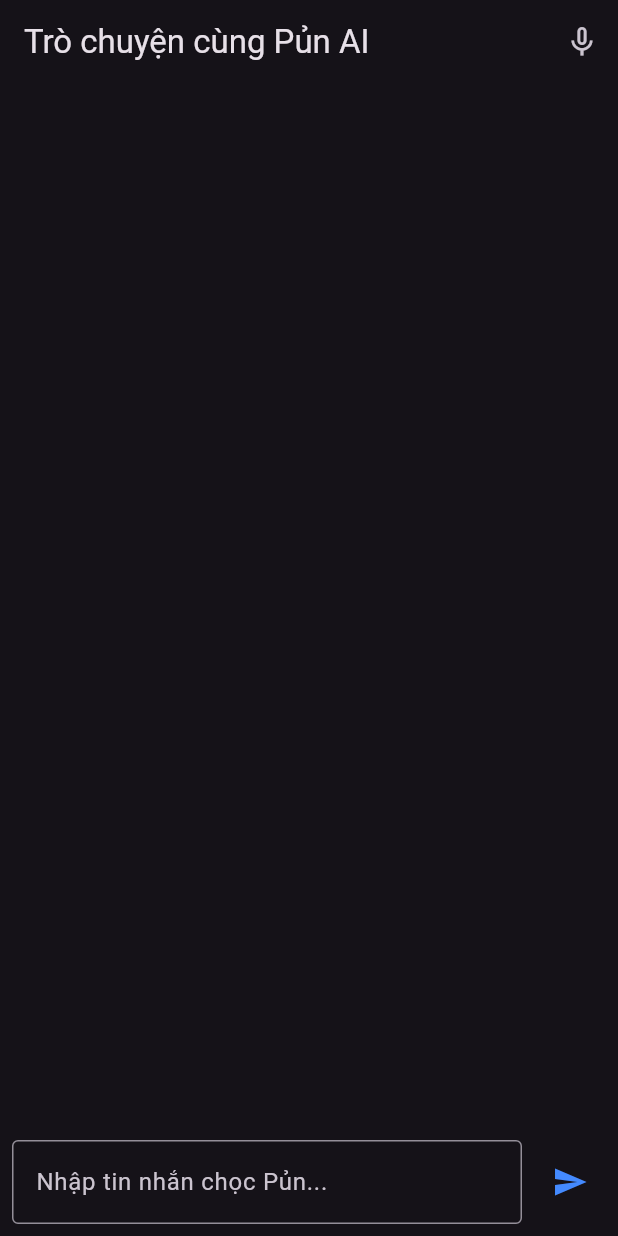
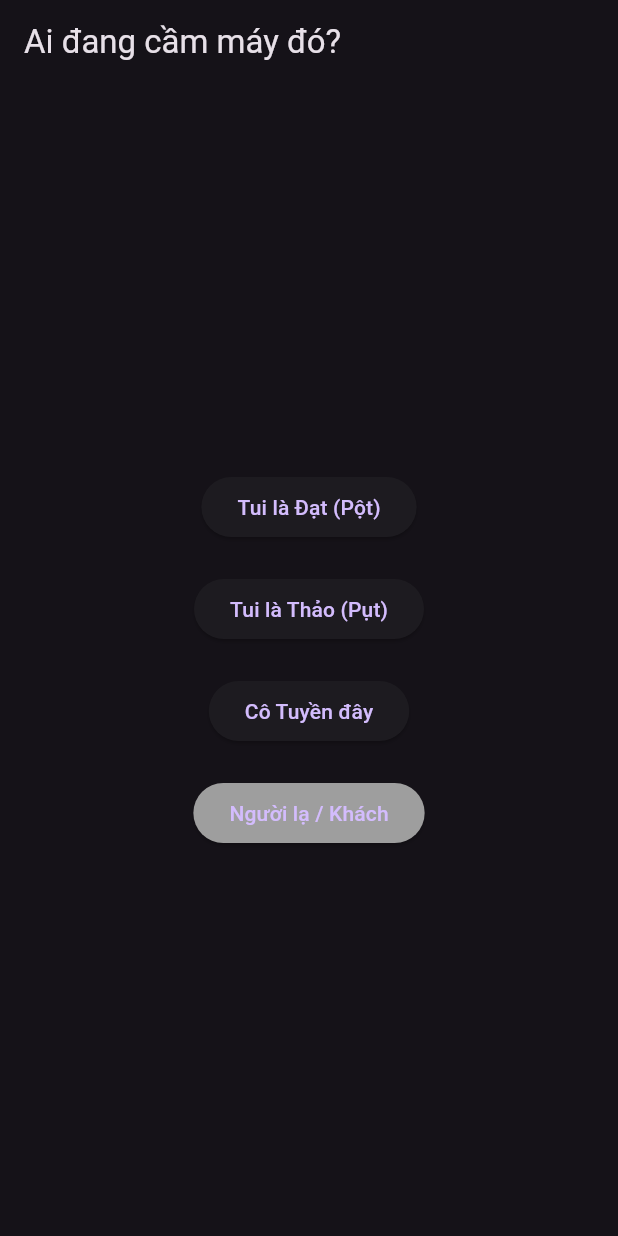
Before and after one commit to Datsieucapdeptrai001/Pun_AI_Assistant, a Flutter app: the screen it shows after launch, on a phone screen of 412 x 824 dp. Run offline on Flutter 3.47's test engine with Material 3 defaults, Android fonts, the phone set to English and light mode, and no system bars; our stand-ins replace audioplayers.

Commit message:
Mo khoa dinh dang PUT MOMI

```diff
--- a/frontend_flutter/lib/main.dart
+++ b/frontend_flutter/lib/main.dart
@@ -20,7 +20,6 @@ class PunAiApp extends StatelessWidget {
           brightness: Brightness.dark,
         ),
       ),
-      // Xóa dòng home đi, thay bằng 2 dòng này:
       initialRoute: '/', // Điểm xuất phát là màn hình '/'
       onGenerateRoute: AppRouter.generateRoute, // Giao quyền điều hướng cho Router
     );
--- a/frontend_flutter/lib/ui/admin_chat_screen.dart
+++ b/frontend_flutter/lib/ui/admin_chat_screen.dart
@@ -3,7 +3,9 @@ import 'package:audioplayers/audioplayers.dart';
 import '../services/api_service.dart';
 
 class AdminChatScreen extends StatefulWidget {
-  const AdminChatScreen({super.key});
+  final String userType; // Thêm biến này để nhận diện nhân vật
+
+  const AdminChatScreen({super.key, required this.userType});
 
   @override
   State<AdminChatScreen> createState() => _AdminChatScreenState();
@@ -28,7 +30,7 @@ class _AdminChatScreenState extends State<AdminChatScreen> {
 
     try {
       // 2. Bắn API gọi não bộ Pủn
-      final response = await ApiService.chatWithPun(text, userType: 'pot');
+      final response = await ApiService.chatWithPun(text, userType: widget.userType);
 
       // 3. Xử lý câu trả lời thành công
       setState(() {
--- /dev/null
+++ b/frontend_flutter/lib/ui/login_screen.dart
@@ -0,0 +1,49 @@
+import 'package:flutter/material.dart';
+import 'admin_chat_screen.dart';
+
+class LoginScreen extends StatelessWidget {
+  const LoginScreen({super.key});
+
+  // Hàm chuyển hướng kèm theo "tên thẻ" của nhân vật
+  void _goToChat(BuildContext context, String type) {
+    Navigator.pushNamed(
+      context,
+      '/chat',
+      arguments: type, // Ném cái tên phân quyền ('pot', 'put', 'mom') qua đây
+    );
+  }
+
+  @override
+  Widget build(BuildContext context) {
+    return Scaffold(
+      appBar: AppBar(title: const Text('Ai đang cầm máy đó?')),
+      body: Center(
+        child: Column(
+          mainAxisAlignment: MainAxisAlignment.center,
+          children: [
+            ElevatedButton(
+              onPressed: () => _goToChat(context, 'pot'),
+              child: const Text('Tui là Đạt (Pột)'),
+            ),
+            const SizedBox(height: 20),
+            ElevatedButton(
+              onPressed: () => _goToChat(context, 'put'),
+              child: const Text('Tui là Thảo (Pụt)'),
+            ),
+            const SizedBox(height: 20),
+            ElevatedButton(
+              onPressed: () => _goToChat(context, 'mom'),
+              child: const Text('Cô Tuyền đây'),
+            ),
+            const SizedBox(height: 20),
+            ElevatedButton(
+              style: ElevatedButton.styleFrom(backgroundColor: Colors.grey),
+              onPressed: () => _goToChat(context, 'guest'),
+              child: const Text('Người lạ / Khách'),
+            ),
+          ],
+        ),
+      ),
+    );
+  }
+}
--- a/frontend_flutter/lib/ui/router.dart
+++ b/frontend_flutter/lib/ui/router.dart
@@ -1,21 +1,24 @@
 import 'package:flutter/material.dart';
+import 'login_screen.dart';
 import 'admin_chat_screen.dart';
-import 'auto_listen_screen.dart';
 
 class AppRouter {
-  // Hàm này chịu trách nhiệm phân luồng giao thông
   static Route<dynamic> generateRoute(RouteSettings settings) {
     switch (settings.name) {
+      // Màn hình khởi điểm mặc định là Login
       case '/':
-        return MaterialPageRoute(builder: (_) => const AdminChatScreen());
-      case '/auto-listen':
-        return MaterialPageRoute(builder: (_) => const AutoListenScreen());
+        return MaterialPageRoute(builder: (_) => const LoginScreen());
+
+      // Màn hình Chat cần bắt giá trị phân quyền
+      case '/chat':
+        // Hứng cục dữ liệu (arguments) truyền từ Login sang
+        final userType = settings.arguments as String? ?? 'guest';
+        return MaterialPageRoute(builder: (_) => AdminChatScreen(userType: userType));
+
       default:
-        // Lỡ Pụt bấm nhầm link bậy bạ thì vứt ra màn hình báo lỗi
         return MaterialPageRoute(
           builder: (_) => Scaffold(
-            appBar: AppBar(title: const Text('Lỗi 404')),
-            body: Center(child: Text('Không tìm thấy đường đi: ${settings.name}')),
+            body: Center(child: Text('Lỗi: Không tìm thấy trang ${settings.name}')),
           ),
         );
     }
```
